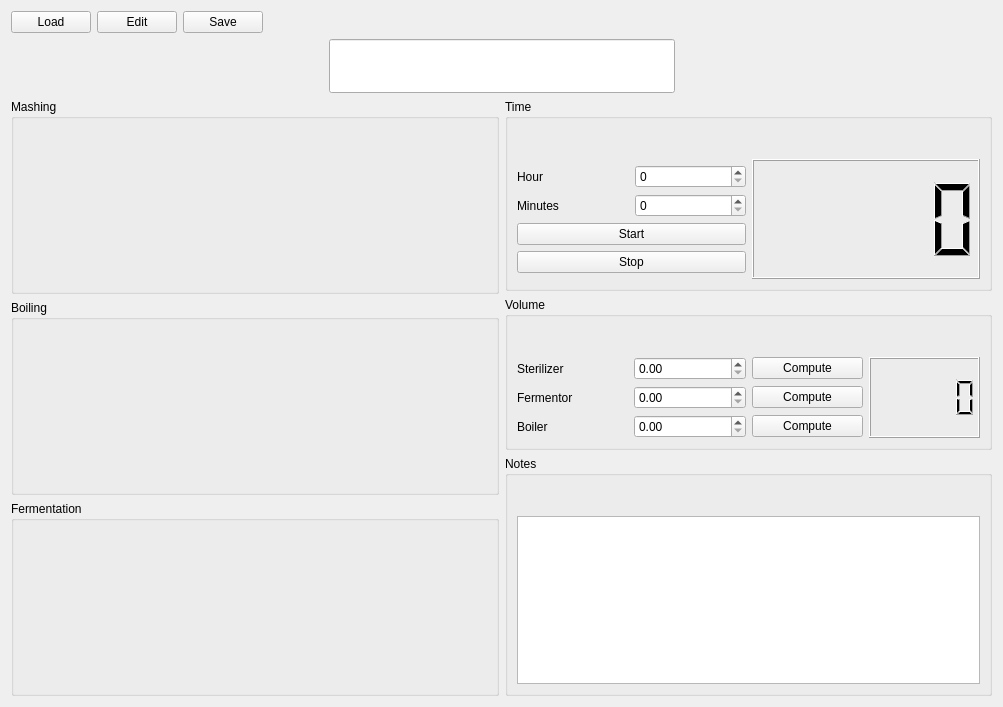
Old version of the form src/gui/central_widget.ui in the repository Brasserie-De-Toulbroch/druid.
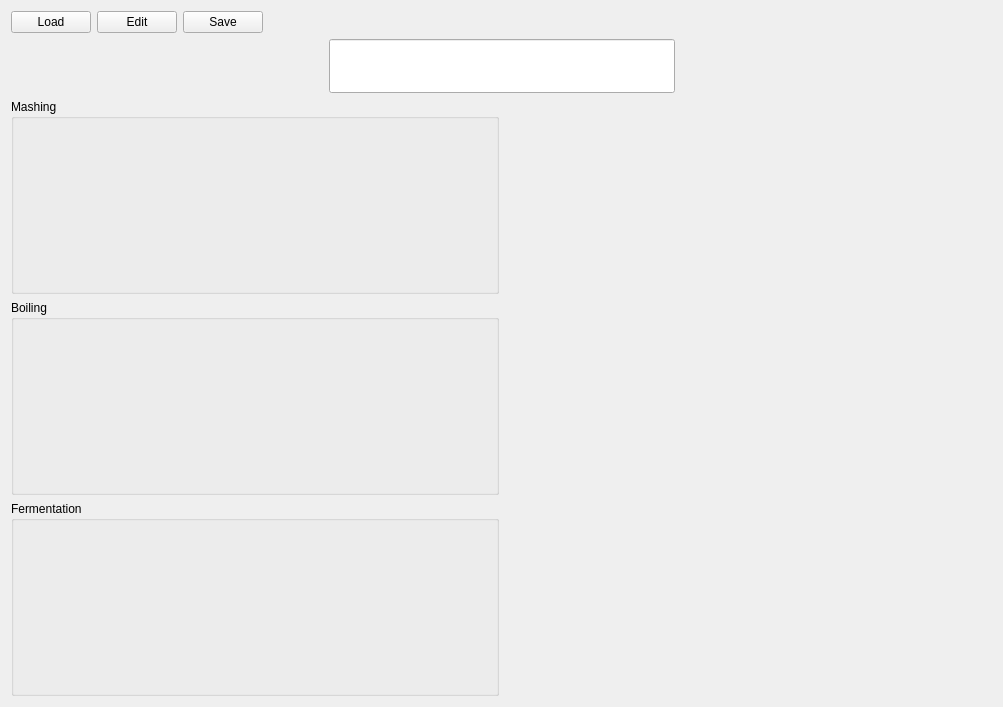
New version of the form.

The edit to the form file:
```diff
--- a/src/gui/central_widget.ui
+++ b/src/gui/central_widget.ui
@@ -103,152 +103,7 @@
     </layout>
    </item>
    <item row="4" column="1">
-    <layout class="QVBoxLayout" name="verticalLayout">
-     <item>
-      <widget class="QGroupBox" name="groupBox_6">
-       <property name="title">
-        <string>Time</string>
-       </property>
-       <layout class="QGridLayout" name="gridLayout">
-        <property name="topMargin">
-         <number>40</number>
-        </property>
-        <item row="1" column="1" rowspan="5">
-         <widget class="QLCDNumber" name="_time_lcd"/>
-        </item>
-        <item row="2" column="0">
-         <layout class="QGridLayout" name="gridLayout_2">
-          <item row="0" column="0">
-           <widget class="QLabel" name="label">
-            <property name="text">
-             <string>Hour</string>
-            </property>
-           </widget>
-          </item>
-          <item row="0" column="1">
-           <widget class="QSpinBox" name="_time_hour"/>
-          </item>
-          <item row="1" column="0">
-           <widget class="QLabel" name="label_2">
-            <property name="text">
-             <string>Minutes</string>
-            </property>
-           </widget>
-          </item>
-          <item row="1" column="1">
-           <widget class="QSpinBox" name="_time_minutes"/>
-          </item>
-         </layout>
-        </item>
-        <item row="4" column="0">
-         <widget class="QPushButton" name="_time_stop">
-          <property name="text">
-           <string>Stop</string>
-          </property>
-         </widget>
-        </item>
-        <item row="3" column="0">
-         <widget class="QPushButton" name="_time_start">
-          <property name="sizePolicy">
-           <sizepolicy hsizetype="Minimum" vsizetype="Fixed">
-            <horstretch>0</horstretch>
-            <verstretch>0</verstretch>
-           </sizepolicy>
-          </property>
-          <property name="text">
-           <string>Start</string>
-          </property>
-         </widget>
-        </item>
-       </layout>
-      </widget>
-     </item>
-     <item>
-      <widget class="QGroupBox" name="groupBox_2">
-       <property name="title">
-        <string>Volume</string>
-       </property>
-       <layout class="QGridLayout" name="gridLayout_4">
-        <property name="topMargin">
-         <number>40</number>
-        </property>
-        <item row="1" column="2">
-         <widget class="QPushButton" name="pushButton_3">
-          <property name="text">
-           <string>Compute</string>
-          </property>
-         </widget>
-        </item>
-        <item row="2" column="2">
-         <widget class="QPushButton" name="pushButton_4">
-          <property name="text">
-           <string>Compute</string>
-          </property>
-         </widget>
-        </item>
-        <item row="1" column="0">
-         <widget class="QLabel" name="label_3">
-          <property name="text">
-           <string>Fermentor</string>
-          </property>
-         </widget>
-        </item>
-        <item row="2" column="0">
-         <widget class="QLabel" name="label_4">
-          <property name="text">
-           <string>Boiler</string>
-          </property>
-         </widget>
-        </item>
-        <item row="1" column="1">
-         <widget class="QDoubleSpinBox" name="doubleSpinBox"/>
-        </item>
-        <item row="2" column="1">
-         <widget class="QDoubleSpinBox" name="doubleSpinBox_2"/>
-        </item>
-        <item row="0" column="0">
-         <widget class="QLabel" name="label_5">
-          <property name="text">
-           <string>Sterilizer</string>
-          </property>
-         </widget>
-        </item>
-        <item row="0" column="1">
-         <widget class="QDoubleSpinBox" name="doubleSpinBox_3"/>
-        </item>
-        <item row="0" column="2">
-         <widget class="QPushButton" name="pushButton_5">
-          <property name="text">
-           <string>Compute</string>
-          </property>
-         </widget>
-        </item>
-        <item row="0" column="3" rowspan="3">
-         <widget class="QLCDNumber" name="lcdNumber"/>
-        </item>
-       </layout>
-      </widget>
-     </item>
-     <item>
-      <widget class="QGroupBox" name="groupBox">
-       <property name="title">
-        <string>Notes</string>
-       </property>
-       <layout class="QHBoxLayout" name="horizontalLayout_4">
-        <property name="topMargin">
-         <number>40</number>
-        </property>
-        <item>
-         <widget class="QPlainTextEdit" name="plainTextEdit"/>
-        </item>
-       </layout>
-       <zorder>groupBox_6</zorder>
-       <zorder>groupBox_6</zorder>
-       <zorder>groupBox_6</zorder>
-       <zorder>plainTextEdit</zorder>
-      </widget>
-     </item>
-    </layout>
+    <layout class="QVBoxLayout" name="_right_layout"/>
    </item>
    <item row="2" column="0" colspan="2">
     <layout class="QHBoxLayout" name="horizontalLayout_5">
```
Left out of the diff: 5 changed lines with no effect on the pictures.
